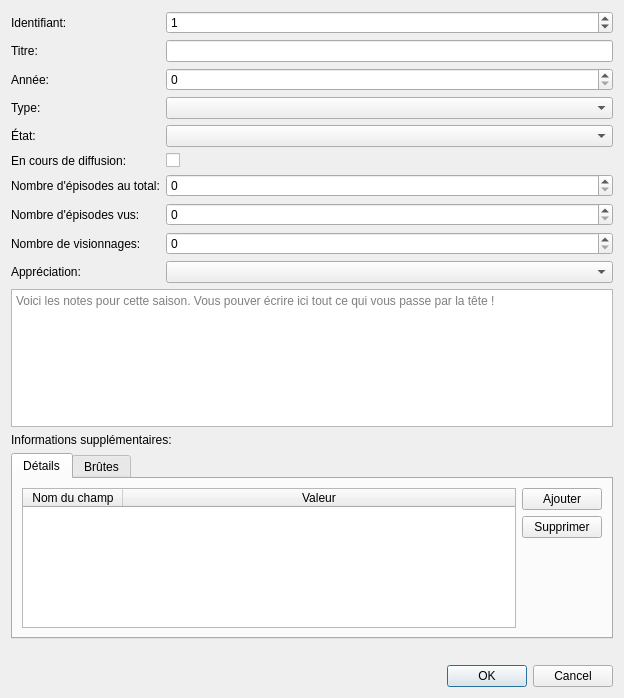
The window that src/ui/dialogs/season.ui (seigneurfuo/MyAnimeManager3) describes before a commit, drawn with Qt 5.
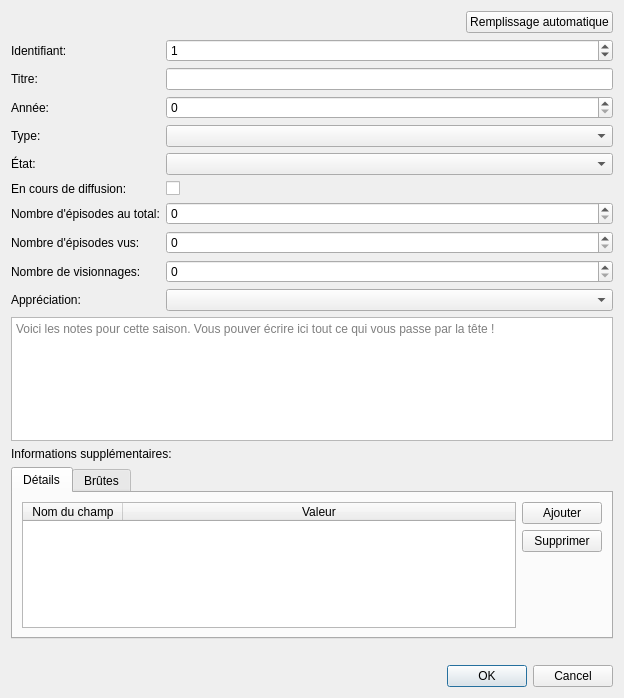
The same window after the commit. Icons and pictures are not drawn.

Commit message: Ajout du remplissage automatique de certaines informations la selection d'un animé après l'autocomplétion.

```diff
--- a/src/ui/dialogs/season.ui
+++ b/src/ui/dialogs/season.ui
@@ -22,55 +22,49 @@
   <layout class="QVBoxLayout" name="verticalLayout_3">
    <item>
     <layout class="QGridLayout" name="gridLayout">
-     <item row="5" column="0" colspan="2">
-      <widget class="QLabel" name="label_10">
+     <item row="5" column="0">
+      <widget class="QLabel" name="label_5">
        <property name="text">
-        <string>En cours de diffusion:</string>
+        <string>État:</string>
+       </property>
+      </widget>
+     </item>
+     <item row="10" column="2">
+      <widget class="QComboBox" name="comboBox">
+       <property name="currentIndex">
+        <number>-1</number>
+       </property>
+      </widget>
+     </item>
+     <item row="9" column="2">
+      <widget class="QSpinBox" name="spinBox_2">
+       <property name="maximum">
+        <number>10000</number>
+       </property>
+      </widget>
+     </item>
+     <item row="10" column="0">
+      <widget class="QLabel" name="label_7">
+       <property name="text">
+        <string>Appréciation:</string>
+       </property>
+      </widget>
+     </item>
+     <item row="9" column="0" colspan="2">
+      <widget class="QLabel" name="label_6">
+       <property name="text">
+        <string>Nombre de visionnages:</string>
        </property>
       </widget>
      </item>
      <item row="7" column="2">
-      <widget class="QSpinBox" name="spinBox_3">
-       <property name="maximum">
-        <number>10000</number>
-       </property>
-      </widget>
-     </item>
-     <item row="2" column="2">
-      <widget class="QSpinBox" name="spinBox_5">
-       <property name="minimum">
-        <number>0</number>
-       </property>
-       <property name="maximum">
-        <number>2050</number>
-       </property>
-       <property name="value">
-        <number>0</number>
-       </property>
-      </widget>
-     </item>
-     <item row="0" column="0">
-      <widget class="QLabel" name="label">
-       <property name="text">
-        <string>Identifiant:</string>
-       </property>
-      </widget>
-     </item>
-     <item row="3" column="0">
-      <widget class="QLabel" name="label_9">
-       <property name="text">
-        <string>Type:</string>
-       </property>
-      </widget>
-     </item>
-     <item row="6" column="2">
       <widget class="QSpinBox" name="spinBox_4">
        <property name="maximum">
         <number>10000</number>
        </property>
       </widget>
      </item>
-     <item row="0" column="2">
+     <item row="1" column="2">
       <widget class="QSpinBox" name="spinBox">
        <property name="maximum">
         <number>99999</number>
@@ -80,12 +74,29 @@
        </property>
       </widget>
      </item>
-     <item row="10" column="0" colspan="3">
+     <item row="3" column="0">
+      <widget class="QLabel" name="label_8">
+       <property name="text">
+        <string>Année:</string>
+       </property>
+      </widget>
+     </item>
+     <item row="6" column="0" colspan="2">
+      <widget class="QLabel" name="label_10">
+       <property name="text">
+        <string>En cours de diffusion:</string>
+       </property>
+      </widget>
+     </item>
+     <item row="11" column="0" colspan="3">
       <widget class="QTextEdit" name="textEdit">
        <property name="html">
         <string>&lt;!DOCTYPE HTML PUBLIC &quot;-//W3C//DTD HTML 4.0//EN&quot; &quot;http://www.w3.org/TR/REC-html40/strict.dtd&quot;&gt;
-&lt;html&gt;&lt;head&gt;&lt;meta name=&quot;qrichtext&quot; content=&quot;1&quot; /&gt;&lt;style type=&quot;text/css&quot;&gt;
+&lt;html&gt;&lt;head&gt;&lt;meta name=&quot;qrichtext&quot; content=&quot;1&quot; /&gt;&lt;meta charset=&quot;utf-8&quot; /&gt;&lt;style type=&quot;text/css&quot;&gt;
 p, li { white-space: pre-wrap; }
+hr { height: 1px; border-width: 0; }
+li.unchecked::marker { content: &quot;\2610&quot;; }
+li.checked::marker { content: &quot;\2612&quot;; }
 &lt;/style&gt;&lt;/head&gt;&lt;body style=&quot; font-family:'Cantarell'; font-size:10pt; font-weight:400; font-style:normal;&quot;&gt;
 &lt;p style=&quot;-qt-paragraph-type:empty; margin-top:0px; margin-bottom:0px; margin-left:0px; margin-right:0px; -qt-block-indent:0; text-indent:0px;&quot;&gt;&lt;br /&gt;&lt;/p&gt;&lt;/body&gt;&lt;/html&gt;</string>
        </property>
@@ -94,48 +105,45 @@
        </property>
       </widget>
      </item>
-     <item row="6" column="0" colspan="2">
-      <widget class="QLabel" name="label_4">
-       <property name="text">
-        <string>Nombre d'épisodes au total:</string>
-       </property>
-      </widget>
-     </item>
-     <item row="9" column="2">
-      <widget class="QComboBox" name="comboBox">
-       <property name="currentIndex">
-        <number>-1</number>
-       </property>
-      </widget>
-     </item>
      <item row="1" column="0">
+      <widget class="QLabel" name="label">
+       <property name="text">
+        <string>Identifiant:</string>
+       </property>
+      </widget>
+     </item>
+     <item row="4" column="0">
+      <widget class="QLabel" name="label_9">
+       <property name="text">
+        <string>Type:</string>
+       </property>
+      </widget>
+     </item>
+     <item row="8" column="2">
+      <widget class="QSpinBox" name="spinBox_3">
+       <property name="maximum">
+        <number>10000</number>
+       </property>
+      </widget>
+     </item>
+     <item row="2" column="0">
       <widget class="QLabel" name="label_2">
        <property name="text">
         <string>Titre:</string>
        </property>
       </widget>
      </item>
-     <item row="1" column="2">
-      <widget class="QLineEdit" name="lineEdit_2"/>
+     <item row="7" column="0" colspan="2">
+      <widget class="QLabel" name="label_4">
+       <property name="text">
+        <string>Nombre d'épisodes au total:</string>
+       </property>
+      </widget>
      </item>
-     <item row="3" column="2">
+     <item row="4" column="2">
       <widget class="QComboBox" name="comboBox_2"/>
      </item>
      <item row="5" column="2">
-      <widget class="QCheckBox" name="checkBox_2">
-       <property name="text">
-        <string/>
-       </property>
-      </widget>
-     </item>
-     <item row="4" column="0">
-      <widget class="QLabel" name="label_5">
-       <property name="text">
-        <string>État:</string>
-       </property>
-      </widget>
-     </item>
-     <item row="4" column="2">
       <widget class="QComboBox" name="combobox_1">
        <property name="maximumSize">
         <size>
@@ -145,40 +153,66 @@
        </property>
       </widget>
      </item>
-     <item row="2" column="0">
-      <widget class="QLabel" name="label_8">
-       <property name="text">
-        <string>Année:</string>
+     <item row="3" column="2">
+      <widget class="QSpinBox" name="spinBox_5">
+       <property name="minimum">
+        <number>0</number>
        </property>
+       <property name="maximum">
+        <number>2050</number>
+       </property>
+       <property name="value">
+        <number>0</number>
+       </property>
       </widget>
      </item>
-     <item row="9" column="0">
-      <widget class="QLabel" name="label_7">
+     <item row="6" column="2">
+      <widget class="QCheckBox" name="checkBox_2">
        <property name="text">
-        <string>Appréciation:</string>
+        <string/>
        </property>
       </widget>
      </item>
-     <item row="7" column="0" colspan="2">
+     <item row="8" column="0" colspan="2">
       <widget class="QLabel" name="label_3">
        <property name="text">
         <string>Nombre d'épisodes vus:</string>
        </property>
       </widget>
      </item>
-     <item row="8" column="2">
-      <widget class="QSpinBox" name="spinBox_2">
-       <property name="maximum">
-        <number>10000</number>
-       </property>
-      </widget>
+     <item row="2" column="2">
+      <widget class="QLineEdit" name="lineEdit_2"/>
      </item>
-     <item row="8" column="0" colspan="2">
-      <widget class="QLabel" name="label_6">
-       <property name="text">
-        <string>Nombre de visionnages:</string>
-       </property>
-      </widget>
+     <item row="0" column="2">
+      <layout class="QHBoxLayout" name="horizontalLayout_4">
+       <item>
+        <spacer name="horizontalSpacer_2">
+         <property name="orientation">
+          <enum>Qt::Orientation::Horizontal</enum>
+         </property>
+         <property name="sizeHint" stdset="0">
+          <size>
+           <width>40</width>
+           <height>20</height>
+          </size>
+         </property>
+        </spacer>
+       </item>
+       <item>
+        <widget class="QPushButton" name="pushButton_3">
+         <property name="toolTip">
+          <string>Remplir les champs épisodes, si l'animé est en cours et l'année de diffusion</string>
+         </property>
+         <property name="text">
+          <string>Remplissage automatique</string>
+         </property>
+         <property name="icon">
+          <iconset>
+           <normaloff>../../resources/icons/light-bulb.png</normaloff>../../resources/icons/light-bulb.png</iconset>
+         </property>
+        </widget>
+       </item>
+      </layout>
      </item>
     </layout>
    </item>
```
Left out of the diff: 14 changed lines with no effect on the pictures. The commit also changes 3 other files.
